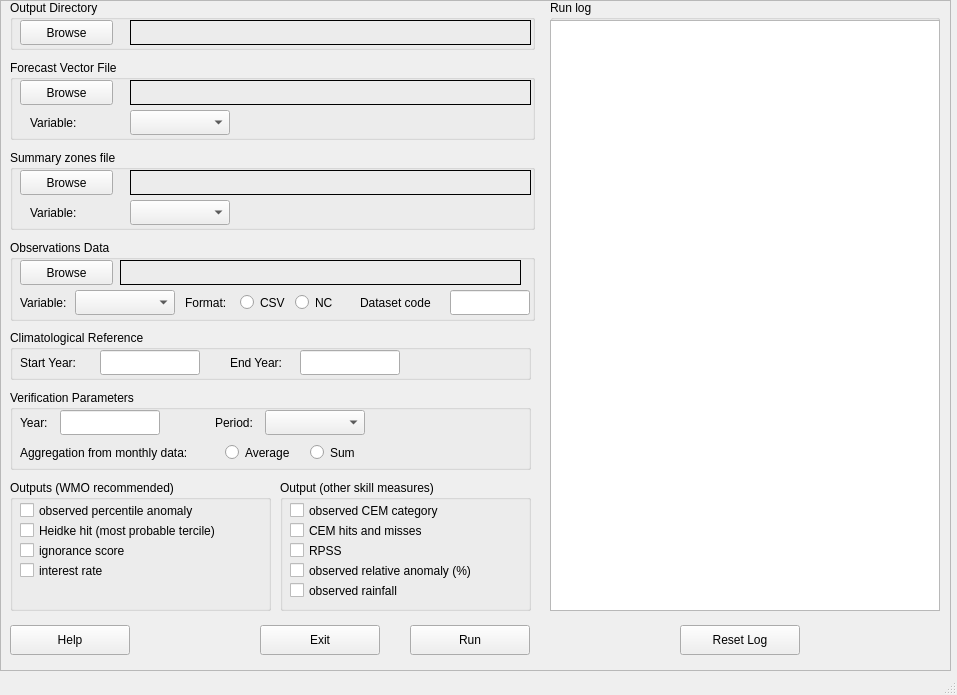
Before: the Qt Designer form verification.ui in sadccsc/cft, drawn with Qt 5.
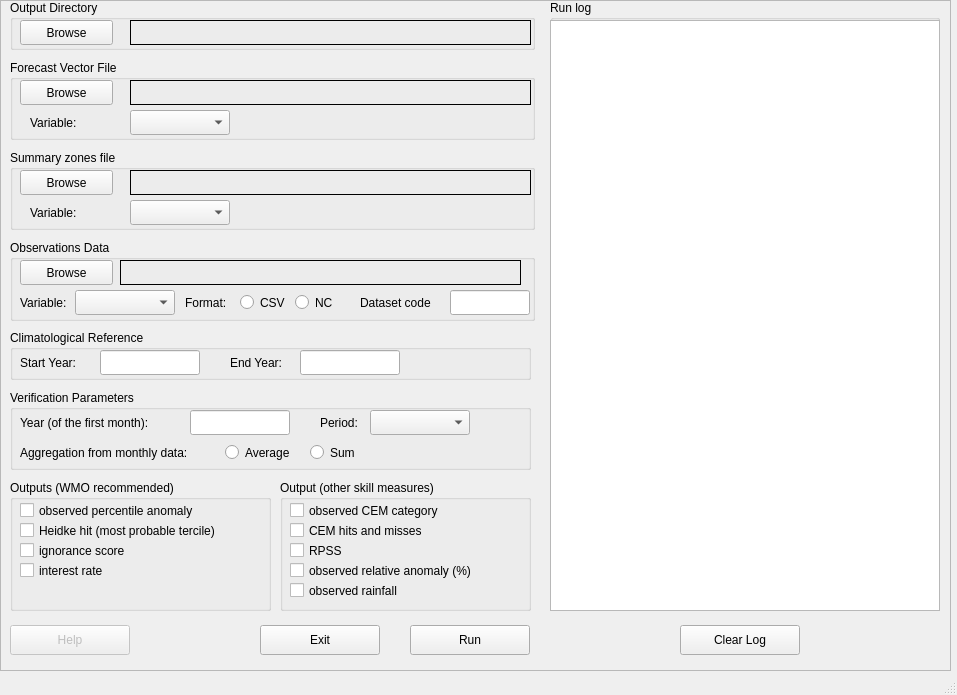
After: the same form once the commit is applied. Icons and pictures are not drawn.

Commit message: fixing bugs in csv functionality

Diff of the .ui file:
```diff
--- a/verification.ui
+++ b/verification.ui
@@ -712,6 +712,9 @@
      </property>
     </widget>
     <widget class="QPushButton" name="helpButton">
+     <property name="enabled">
+      <bool>false</bool>
+     </property>
      <property name="geometry">
       <rect>
        <x>10</x>
@@ -929,18 +932,18 @@
        <rect>
         <x>10</x>
         <y>20</y>
-        <width>50</width>
+        <width>171</width>
         <height>25</height>
        </rect>
       </property>
       <property name="text">
-       <string>Year:</string>
+       <string>Year (of the first month):</string>
       </property>
      </widget>
      <widget class="QLabel" name="label_5">
       <property name="geometry">
        <rect>
-        <x>205</x>
+        <x>310</x>
         <y>20</y>
         <width>50</width>
         <height>25</height>
@@ -953,7 +956,7 @@
      <widget class="QComboBox" name="verifPeriod">
       <property name="geometry">
        <rect>
-        <x>255</x>
+        <x>360</x>
         <y>20</y>
         <width>100</width>
         <height>25</height>
@@ -969,7 +972,7 @@
      <widget class="QLineEdit" name="verifYear">
       <property name="geometry">
        <rect>
-        <x>50</x>
+        <x>180</x>
         <y>20</y>
         <width>100</width>
         <height>25</height>
@@ -987,7 +990,7 @@
       </rect>
      </property>
      <property name="text">
-      <string>Reset Log</string>
+      <string>Clear Log</string>
      </property>
     </widget>
     <zorder>runButton</zorder>
```
The commit also changes 2 other files.
